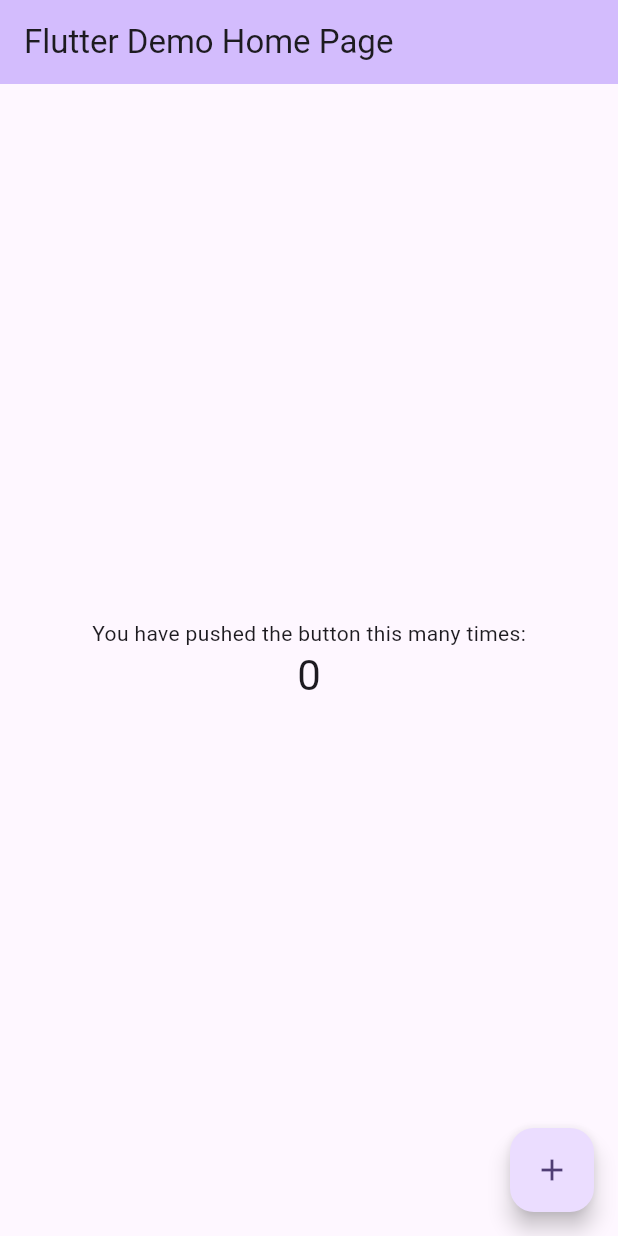
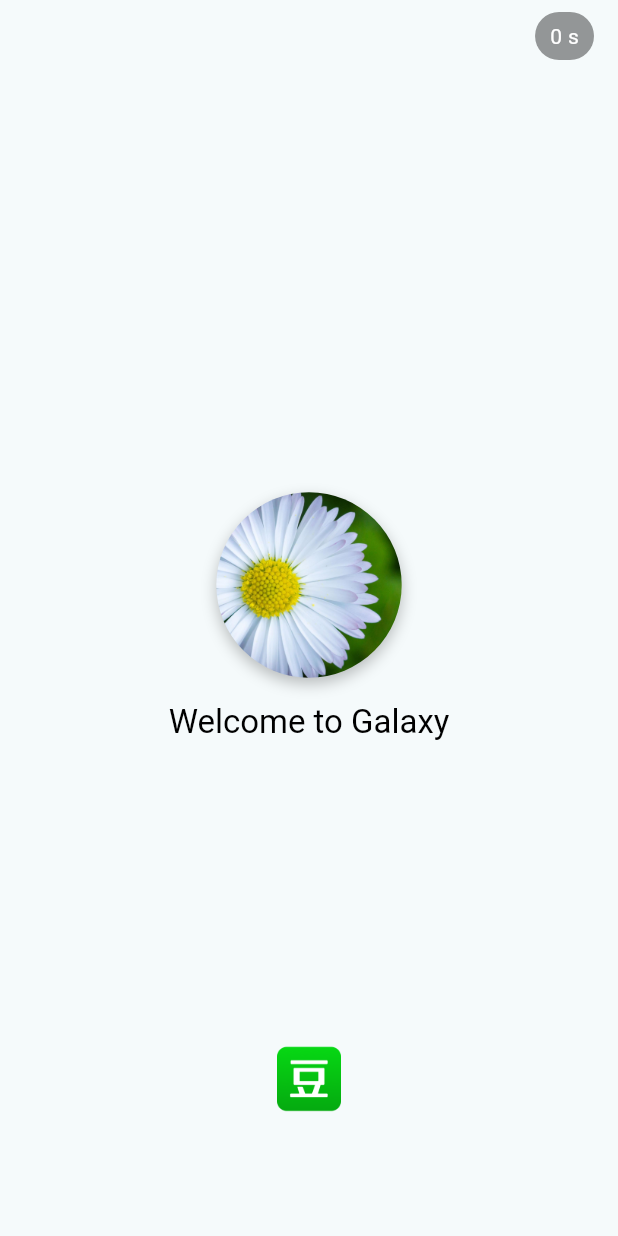
Before and after one commit to 954091754/flutter, a Flutter app: the screen it shows after launch, on a phone screen of 412 x 824 dp. Run offline on Flutter 3.47's test engine with Material 3 defaults, Android fonts, the phone set to English and light mode, and no system bars.

Commit message:
implement splash screen

```diff
--- a/galaxy/lib/main.dart
+++ b/galaxy/lib/main.dart
@@ -1,4 +1,5 @@
 import 'package:flutter/material.dart';
+import 'package:galaxy/pages/splash/splash_widget.dart';
 
 void main() {
   runApp(const MyApp());
@@ -11,112 +12,10 @@ class MyApp extends StatelessWidget {
   @override
   Widget build(BuildContext context) {
     return MaterialApp(
-      title: 'Flutter Demo',
       theme: ThemeData(
-        // This is the theme of your application.
-        //
-        // TRY THIS: Try running your application with "flutter run". You'll see
-        // the application has a purple toolbar. Then, without quitting the app,
-        // try changing the seedColor in the colorScheme below to Colors.green
-        // and then invoke "hot reload" (save your changes or press the "hot
-        // reload" button in a Flutter-supported IDE, or press "r" if you used
-        // the command line to start the app).
-        //
-        // Notice that the counter didn't reset back to zero; the application
-        // state is not lost during the reload. To reset the state, use hot
-        // restart instead.
-        //
-        // This works for code too, not just values: Most code changes can be
-        // tested with just a hot reload.
-        colorScheme: ColorScheme.fromSeed(seedColor: Colors.deepPurple),
+        colorScheme: ColorScheme.fromSeed(seedColor: Colors.white),
       ),
-      home: const MyHomePage(title: 'Flutter Demo Home Page'),
+      home: const SplashWidget(),
     );
   }
 }
-
-class MyHomePage extends StatefulWidget {
-  const MyHomePage({super.key, required this.title});
-
-  // This widget is the home page of your application. It is stateful, meaning
-  // that it has a State object (defined below) that contains fields that affect
-  // how it looks.
-
-  // This class is the configuration for the state. It holds the values (in this
-  // case the title) provided by the parent (in this case the App widget) and
-  // used by the build method of the State. Fields in a Widget subclass are
-  // always marked "final".
-
-  final String title;
-
-  @override
-  State<MyHomePage> createState() => _MyHomePageState();
-}
-
-class _MyHomePageState extends State<MyHomePage> {
-  int _counter = 0;
-
-  void _incrementCounter() {
-    setState(() {
-      // This call to setState tells the Flutter framework that something has
-      // changed in this State, which causes it to rerun the build method below
-      // so that the display can reflect the updated values. If we changed
-      // _counter without calling setState(), then the build method would not be
-      // called again, and so nothing would appear to happen.
-      _counter++;
-    });
-  }
-
-  @override
-  Widget build(BuildContext context) {
-    // This method is rerun every time setState is called, for instance as done
-    // by the _incrementCounter method above.
-    //
-    // The Flutter framework has been optimized to make rerunning build methods
-    // fast, so that you can just rebuild anything that needs updating rather
-    // than having to individually change instances of widgets.
-    return Scaffold(
-      appBar: AppBar(
-        // TRY THIS: Try changing the color here to a specific color (to
-        // Colors.amber, perhaps?) and trigger a hot reload to see the AppBar
-        // change color while the other colors stay the same.
-        backgroundColor: Theme.of(context).colorScheme.inversePrimary,
-        // Here we take the value from the MyHomePage object that was created by
-        // the App.build method, and use it to set our appbar title.
-        title: Text(widget.title),
-      ),
-      body: Center(
-        // Center is a layout widget. It takes a single child and positions it
-        // in the middle of the parent.
-        child: Column(
-          // Column is also a layout widget. It takes a list of children and
-          // arranges them vertically. By default, it sizes itself to fit its
-          // children horizontally, and tries to be as tall as its parent.
-          //
-          // Column has various properties to control how it sizes itself and
-          // how it positions its children. Here we use mainAxisAlignment to
-          // center the children vertically; the main axis here is the vertical
-          // axis because Columns are vertical (the cross axis would be
-          // horizontal).
-          //
-          // TRY THIS: Invoke "debug painting" (choose the "Toggle Debug Paint"
-          // action in the IDE, or press "p" in the console), to see the
-          // wireframe for each widget.
-          mainAxisAlignment: MainAxisAlignment.center,
-          children: <Widget>[
-            const Text('You have pushed the button this many times:'),
-            Text(
-              '$_counter',
-              style: Theme.of(context).textTheme.headlineMedium,
-            ),
-          ],
-        ),
-      ),
-      floatingActionButton: FloatingActionButton(
-        onPressed: _incrementCounter,
-        tooltip: 'Increment',
-        child: const Icon(Icons.add),
-      ), // This trailing comma makes auto-formatting nicer for build methods.
-    );
-  }
-}
--- /dev/null
+++ b/galaxy/lib/pages/splash/splash_widget.dart
@@ -0,0 +1,126 @@
+import 'dart:async';
+
+import 'package:flutter/material.dart';
+
+class SplashWidget extends StatefulWidget {
+  const SplashWidget({Key? key}) : super(key: key);
+
+  @override
+  State<SplashWidget> createState() => _SplashWidgetState();
+}
+
+class _SplashWidgetState extends State<SplashWidget> {
+  late Timer _timer;
+  int _remaining = 3; // seconds
+
+  @override
+  void initState() {
+    super.initState();
+    _startCountdown();
+  }
+
+  void _startCountdown() {
+    _timer = Timer.periodic(const Duration(seconds: 1), (timer) {
+      if (_remaining <= 1) {
+        timer.cancel();
+        // TODO: navigate to next screen if needed
+      }
+      setState(() {
+        _remaining = (_remaining - 1).clamp(0, 999);
+      });
+    });
+  }
+
+  @override
+  void dispose() {
+    _timer.cancel();
+    super.dispose();
+  }
+
+  @override
+  Widget build(BuildContext context) {
+    final size = MediaQuery.of(context).size;
+
+    return Scaffold(
+      body: Stack(
+        children: [
+          // Centered column with circular image and text
+          Center(
+            child: Column(
+              mainAxisSize: MainAxisSize.min,
+              children: [
+                // Circular image
+                Container(
+                  width: size.width * 0.3,
+                  height: size.width * 0.3,
+                  decoration: BoxDecoration(
+                    shape: BoxShape.circle,
+                    image: const DecorationImage(
+                      image: AssetImage('assets/images/home.png'),
+                      fit: BoxFit.cover,
+                    ),
+                    boxShadow: [
+                      BoxShadow(
+                        color: Colors.black.withOpacity(0.25),
+                        blurRadius: 8,
+                        offset: const Offset(0, 4),
+                      ),
+                    ],
+                  ),
+                ),
+
+                const SizedBox(height: 16),
+
+                // Text below the image
+                Text(
+                  'Welcome to Galaxy',
+                  style: Theme.of(context)
+                      .textTheme
+                      .titleLarge
+                      ?.copyWith(color: Colors.black),
+                ),
+              ],
+            ),
+          ),
+
+          // Top-right countdown label
+          SafeArea(
+            child: Align(
+              alignment: Alignment.topRight,
+              child: Padding(
+                padding: const EdgeInsets.only(right: 16.0, top: 8.0),
+                child: Container(
+                  padding:
+                      const EdgeInsets.symmetric(vertical: 6, horizontal: 10),
+                  decoration: BoxDecoration(
+                    color: Colors.black.withOpacity(0.4),
+                    borderRadius: BorderRadius.circular(20),
+                  ),
+                  child: Text(
+                    '$_remaining s',
+                    style: const TextStyle(color: Colors.white),
+                  ),
+                ),
+              ),
+            ),
+          ),
+
+          // Bottom-centered ic_launcher, ~100px above bottom
+          Positioned(
+            left: 0,
+            right: 0,
+            bottom: 80,
+            child: Center(
+              child: Image.asset(
+                'assets/images/ic_launcher.png',
+                width: 50,
+                height: 50,
+                fit: BoxFit.contain,
+              ),
+            ),
+          ),
+        ],
+      ),
+    );
+  }
+}
--- a/galaxy/pubspec.yaml
+++ b/galaxy/pubspec.yaml
@@ -34,6 +34,7 @@ dependencies:
   # The following adds the Cupertino Icons font to your application.
   # Use with the CupertinoIcons class for iOS style icons.
   cupertino_icons: ^1.0.8
+  http: ^1.5.0
 
 dev_dependencies:
   flutter_test:
@@ -58,9 +59,8 @@ flutter:
   uses-material-design: true
 
   # To add assets to your application, add an assets section, like this:
-  # assets:
-  #   - images/a_dot_burr.jpeg
-  #   - images/a_dot_ham.jpeg
+  assets:
+    - assets/images/
 
   # An image asset can refer to one or more resolution-specific "variants", see
   # https://flutter.dev/to/resolution-aware-images
```
Also changed, not shown: galaxy/assets/images/home.png (added), galaxy/assets/images/ic_launcher.png (added), 1 other file.
